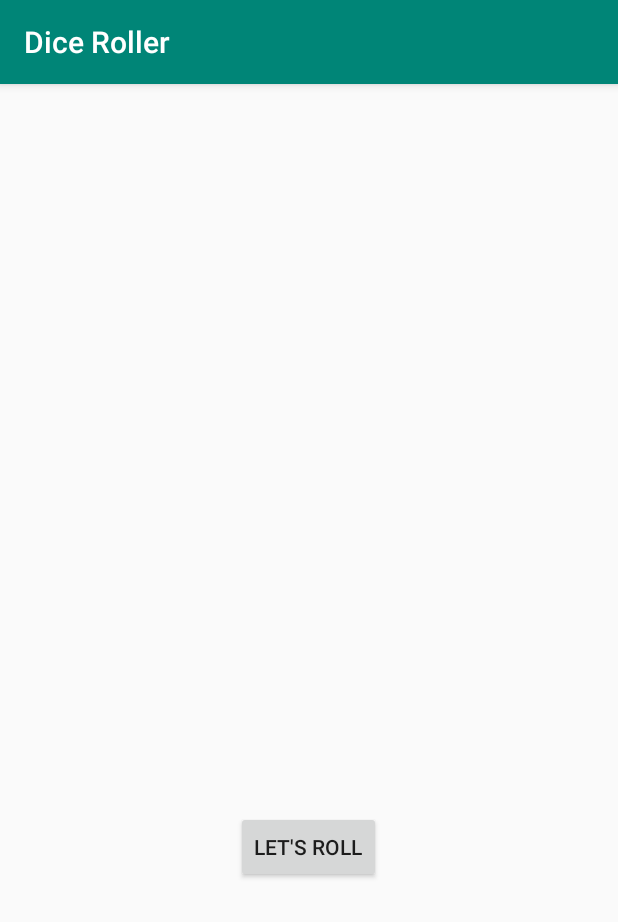
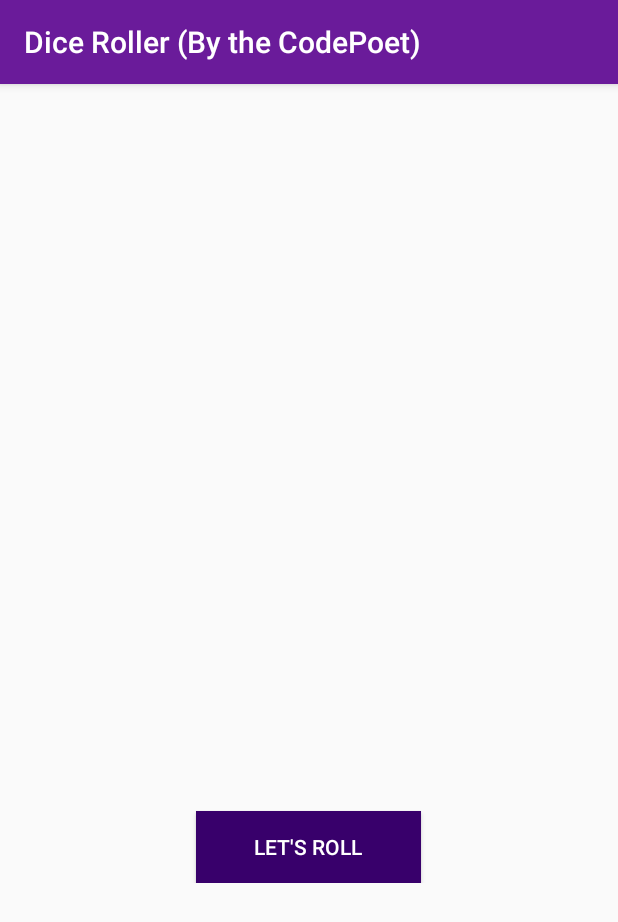
Before and after one commit to kiptechie/DiceRoller, an Android app: the screen it shows after launch (MainActivity), on a phone screen of 412 x 824 dp. Shown: the top 922 px of the screen. Run offline under Robolectric (Android 15) with nearby library versions, the phone set to English and light mode, and no system bars.

Commit message:
Few changes

```diff
--- a/app/src/main/res/drawable/button_default.xml
+++ b/app/src/main/res/drawable/button_default.xml
@@ -1,4 +1,7 @@
 <?xml version="1.0" encoding="utf-8"?>
 <selector xmlns:android="http://schemas.android.com/apk/res/android">
+    <item
+            android:background="@color/colorPrimary"
+        ></item>
 
 </selector>
--- a/app/src/main/res/drawable/button_focused.xml
+++ b/app/src/main/res/drawable/button_focused.xml
@@ -1,4 +1,8 @@
 <?xml version="1.0" encoding="utf-8"?>
 <selector xmlns:android="http://schemas.android.com/apk/res/android">
 
+    <item
+            android:background="@color/colorPrimaryDark"
+    ></item>
+
 </selector>
--- a/app/src/main/res/drawable/button_pressed.xml
+++ b/app/src/main/res/drawable/button_pressed.xml
@@ -1,4 +1,8 @@
 <?xml version="1.0" encoding="utf-8"?>
 <selector xmlns:android="http://schemas.android.com/apk/res/android">
 
+    <item
+            android:background="@color/colorPrimaryDark"
+    ></item>
+
 </selector>
--- a/app/src/main/res/drawable/custom_button.xml
+++ b/app/src/main/res/drawable/custom_button.xml
@@ -1,4 +1,8 @@
 <?xml version="1.0" encoding="utf-8"?>
 <selector xmlns:android="http://schemas.android.com/apk/res/android">
-
+    <item android:drawable="@drawable/button_pressed"
+          android:state_pressed="true" />
+    <item android:drawable="@drawable/button_focused"
+          android:state_focused="true" />
+    <item android:drawable="@drawable/button_default" />
 </selector>
--- a/app/src/main/res/drawable/dice_1.xml
+++ b/app/src/main/res/drawable/dice_1.xml
@@ -46,21 +46,21 @@
         android:fillColor="#f5f5f5"
         android:pathData="M400.14,464.73l-8.26,15.48l18.73,0l-10.47,-15.48z" />
     <path
-        android:fillColor="#78c257"
+        android:fillColor="#38006b"
         android:pathData="M397.45,297.62a16.9,28.71 97.07,1 0,4.16 -33.54a16.9,28.71 97.07,1 0,-4.16 33.54z" />
     <path
-        android:fillColor="#78c257"
+        android:fillColor="#6a1b9a"
         android:pathData="M297.17,539.02a30.12,16.11 53.82,1 0,26.01 -19.02a30.12,16.11 53.82,1 0,-26.01 19.02z" />
     <path
-        android:fillColor="#78c257"
+        android:fillColor="#6a1b9a"
         android:pathData="M161.96,588.24a30.12,16.11 53.82,1 0,26.01 -19.02a30.12,16.11 53.82,1 0,-26.01 19.02z" />
     <path
-        android:fillColor="#78c257"
+        android:fillColor="#6a1b9a"
         android:pathData="M551.15,579.45a30.12,16.11 126.18,1 0,35.56 -48.62a30.12,16.11 126.18,1 0,-35.56 48.62z" />
     <path
-        android:fillColor="#78c257"
+        android:fillColor="#6a1b9a"
         android:pathData="M469.12,549.58a30.12,16.11 126.18,1 0,35.56 -48.62a30.12,16.11 126.18,1 0,-35.56 48.62z" />
     <path
-        android:fillColor="#78c257"
+        android:fillColor="#6a1b9a"
         android:pathData="M633.17,609.29a30.12,16.11 126.18,1 0,35.56 -48.62a30.12,16.11 126.18,1 0,-35.56 48.62z" />
 </vector>
--- a/app/src/main/res/drawable/dice_2.xml
+++ b/app/src/main/res/drawable/dice_2.xml
@@ -46,21 +46,21 @@
         android:fillColor="#f5f5f5"
         android:pathData="M400.14,464.73l-8.26,15.48l18.73,0l-10.47,-15.48z" />
     <path
-        android:fillColor="#78c257"
+        android:fillColor="#38006b"
         android:pathData="M520.85,303.25a16.9,28.71 97.07,1 0,4.16 -33.54a16.9,28.71 97.07,1 0,-4.16 33.54z" />
     <path
-        android:fillColor="#78c257"
+        android:fillColor="#38006b"
         android:pathData="M273.33,291.99a16.9,28.71 97.07,1 0,4.16 -33.54a16.9,28.71 97.07,1 0,-4.16 33.54z" />
     <path
-        android:fillColor="#78c257"
+        android:fillColor="#6a1b9a"
         android:pathData="M229.56,563.64a30.12,16.11 53.82,1 0,26.01 -19.02a30.12,16.11 53.82,1 0,-26.01 19.02z" />
     <path
-        android:fillColor="#78c257"
+        android:fillColor="#6a1b9a"
         android:pathData="M311.58,533.77a30.12,16.11 53.82,1 0,26.01 -19.02a30.12,16.11 53.82,1 0,-26.01 19.02z" />
     <path
-        android:fillColor="#78c257"
+        android:fillColor="#6a1b9a"
         android:pathData="M147.54,593.49a30.12,16.11 53.82,1 0,26.01 -19.02a30.12,16.11 53.82,1 0,-26.01 19.02z" />
     <path
-        android:fillColor="#78c257"
+        android:fillColor="#6a1b9a"
         android:pathData="M551.15,579.45a30.12,16.11 126.18,1 0,35.56 -48.62a30.12,16.11 126.18,1 0,-35.56 48.62z" />
 </vector>
--- a/app/src/main/res/drawable/dice_3.xml
+++ b/app/src/main/res/drawable/dice_3.xml
@@ -46,21 +46,21 @@
         android:fillColor="#f5f5f5"
         android:pathData="M400.14,464.73l-8.26,15.48l18.73,0l-10.47,-15.48z" />
     <path
-        android:fillColor="#78c257"
+        android:fillColor="#38006b"
         android:pathData="M398.11,297.62a16.9,28.71 97.07,1 0,4.16 -33.54a16.9,28.71 97.07,1 0,-4.16 33.54z" />
     <path
-        android:fillColor="#78c257"
+        android:fillColor="#38006b"
         android:pathData="M548.27,304.46a16.9,28.71 97.07,1 0,4.16 -33.54a16.9,28.71 97.07,1 0,-4.16 33.54z" />
     <path
-        android:fillColor="#78c257"
+        android:fillColor="#38006b"
         android:pathData="M247.95,290.79a16.9,28.71 97.07,1 0,4.16 -33.54a16.9,28.71 97.07,1 0,-4.16 33.54z" />
     <path
-        android:fillColor="#78c257"
+        android:fillColor="#6a1b9a"
         android:pathData="M229.56,563.64a30.12,16.11 53.82,1 0,26.01 -19.02a30.12,16.11 53.82,1 0,-26.01 19.02z" />
     <path
-        android:fillColor="#78c257"
+        android:fillColor="#6a1b9a"
         android:pathData="M483.54,554.83a30.12,16.11 126.18,1 0,35.56 -48.62a30.12,16.11 126.18,1 0,-35.56 48.62z" />
     <path
-        android:fillColor="#78c257"
+        android:fillColor="#6a1b9a"
         android:pathData="M618.75,604.04a30.12,16.11 126.18,1 0,35.56 -48.62a30.12,16.11 126.18,1 0,-35.56 48.62z" />
 </vector>
--- a/app/src/main/res/drawable/dice_4.xml
+++ b/app/src/main/res/drawable/dice_4.xml
@@ -46,24 +46,24 @@
         android:fillColor="#f5f5f5"
         android:pathData="M400.14,464.73l-8.26,15.48l18.73,0l-10.47,-15.48z" />
     <path
-        android:fillColor="#78c257"
+        android:fillColor="#38006b"
         android:pathData="M530.08,303.65a16.9,28.71 97.07,1 0,4.16 -33.54a16.9,28.71 97.07,1 0,-4.16 33.54z" />
     <path
-        android:fillColor="#78c257"
+        android:fillColor="#38006b"
         android:pathData="M389.68,218.17a16.9,28.71 97.07,1 0,4.16 -33.54a16.9,28.71 97.07,1 0,-4.16 33.54z" />
     <path
-        android:fillColor="#78c257"
+        android:fillColor="#38006b"
         android:pathData="M405.35,377.09a16.9,28.71 97.07,1 0,4.16 -33.54a16.9,28.71 97.07,1 0,-4.16 33.54z" />
     <path
-        android:fillColor="#78c257"
+        android:fillColor="#38006b"
         android:pathData="M264.95,291.6a16.9,28.71 97.07,1 0,4.16 -33.54a16.9,28.71 97.07,1 0,-4.16 33.54z" />
     <path
-        android:fillColor="#78c257"
+        android:fillColor="#6a1b9a"
         android:pathData="M297.17,541.59a30.12,16.11 53.82,1 0,26.01 -19.02a30.12,16.11 53.82,1 0,-26.01 19.02z" />
     <path
-        android:fillColor="#78c257"
+        android:fillColor="#6a1b9a"
         android:pathData="M161.96,590.81a30.12,16.11 53.82,1 0,26.01 -19.02a30.12,16.11 53.82,1 0,-26.01 19.02z" />
     <path
-        android:fillColor="#78c257"
+        android:fillColor="#6a1b9a"
         android:pathData="M551.15,579.45a30.12,16.11 126.18,1 0,35.56 -48.62a30.12,16.11 126.18,1 0,-35.56 48.62z" />
 </vector>
--- a/app/src/main/res/drawable/dice_5.xml
+++ b/app/src/main/res/drawable/dice_5.xml
@@ -46,30 +46,30 @@
         android:fillColor="#f5f5f5"
         android:pathData="M400.14,464.73l-8.26,15.48l18.73,0l-10.47,-15.48z" />
     <path
-        android:fillColor="#78c257"
+        android:fillColor="#38006b"
         android:pathData="M397.05,297.63a16.9,28.71 97.07,1 0,4.16 -33.54a16.9,28.71 97.07,1 0,-4.16 33.54z" />
     <path
-        android:fillColor="#78c257"
+        android:fillColor="#38006b"
         android:pathData="M547.21,304.45a16.9,28.71 97.07,1 0,4.16 -33.54a16.9,28.71 97.07,1 0,-4.16 33.54z" />
     <path
-        android:fillColor="#78c257"
+        android:fillColor="#38006b"
         android:pathData="M388.17,207.62a16.9,28.71 97.07,1 0,4.16 -33.54a16.9,28.71 97.07,1 0,-4.16 33.54z" />
     <path
-        android:fillColor="#78c257"
+        android:fillColor="#38006b"
         android:pathData="M405.93,387.62a16.9,28.71 97.07,1 0,4.16 -33.54a16.9,28.71 97.07,1 0,-4.16 33.54z" />
     <path
-        android:fillColor="#78c257"
+        android:fillColor="#38006b"
         android:pathData="M246.89,290.79a16.9,28.71 97.07,1 0,4.16 -33.54a16.9,28.71 97.07,1 0,-4.16 33.54z" />
     <path
-        android:fillColor="#78c257"
+        android:fillColor="#6a1b9a"
         android:pathData="M229.56,563.64a30.12,16.11 53.82,1 0,26.01 -19.02a30.12,16.11 53.82,1 0,-26.01 19.02z" />
     <path
-        android:fillColor="#78c257"
+        android:fillColor="#6a1b9a"
         android:pathData="M551.15,579.45a30.12,16.11 126.18,1 0,35.56 -48.62a30.12,16.11 126.18,1 0,-35.56 48.62z" />
     <path
-        android:fillColor="#78c257"
+        android:fillColor="#6a1b9a"
         android:pathData="M469.12,549.58a30.12,16.11 126.18,1 0,35.56 -48.62a30.12,16.11 126.18,1 0,-35.56 48.62z" />
     <path
-        android:fillColor="#78c257"
+        android:fillColor="#6a1b9a"
         android:pathData="M633.17,609.29a30.12,16.11 126.18,1 0,35.56 -48.62a30.12,16.11 126.18,1 0,-35.56 48.62z" />
 </vector>
--- a/app/src/main/res/drawable/dice_6.xml
+++ b/app/src/main/res/drawable/dice_6.xml
@@ -46,36 +46,36 @@
         android:fillColor="#f5f5f5"
         android:pathData="M400.14,464.73l-8.26,15.48l18.73,0l-10.47,-15.48z" />
     <path
-        android:fillColor="#78c257"
+        android:fillColor="#38006b"
         android:pathData="M326.53,254.89a16.9,28.71 97.07,1 0,4.16 -33.54a16.9,28.71 97.07,1 0,-4.16 33.54z" />
     <path
-        android:fillColor="#78c257"
+        android:fillColor="#38006b"
         android:pathData="M537.57,298.78a16.9,28.71 97.07,1 0,4.16 -33.54a16.9,28.71 97.07,1 0,-4.16 33.54z" />
     <path
-        android:fillColor="#78c257"
+        android:fillColor="#38006b"
         android:pathData="M397.17,213.3a16.9,28.71 97.07,1 0,4.16 -33.54a16.9,28.71 97.07,1 0,-4.16 33.54z" />
     <path
-        android:fillColor="#78c257"
+        android:fillColor="#38006b"
         android:pathData="M396.31,381.95a16.9,28.71 97.07,1 0,4.16 -33.54a16.9,28.71 97.07,1 0,-4.16 33.54z" />
     <path
-        android:fillColor="#78c257"
+        android:fillColor="#38006b"
         android:pathData="M255.91,296.47a16.9,28.71 97.07,1 0,4.16 -33.54a16.9,28.71 97.07,1 0,-4.16 33.54z" />
     <path
-        android:fillColor="#78c257"
+        android:fillColor="#38006b"
         android:pathData="M466.93,340.37a16.9,28.71 97.07,1 0,4.16 -33.54a16.9,28.71 97.07,1 0,-4.16 33.54z" />
     <path
-        android:fillColor="#78c257"
+        android:fillColor="#6a1b9a"
         android:pathData="M230,563.64a30.12,16.11 53.82,1 0,26.01 -19.02a30.12,16.11 53.82,1 0,-26.01 19.02z" />
     <path
-        android:fillColor="#78c257"
+        android:fillColor="#6a1b9a"
         android:pathData="M312.02,533.78a30.12,16.11 53.82,1 0,26.01 -19.02a30.12,16.11 53.82,1 0,-26.01 19.02z" />
     <path
-        android:fillColor="#78c257"
+        android:fillColor="#6a1b9a"
         android:pathData="M147.96,593.48a30.12,16.11 53.82,1 0,26.01 -19.02a30.12,16.11 53.82,1 0,-26.01 19.02z" />
     <path
-        android:fillColor="#78c257"
+        android:fillColor="#6a1b9a"
         android:pathData="M483.54,554.83a30.12,16.11 126.18,1 0,35.56 -48.62a30.12,16.11 126.18,1 0,-35.56 48.62z" />
     <path
-        android:fillColor="#78c257"
+        android:fillColor="#6a1b9a"
         android:pathData="M618.75,604.04a30.12,16.11 126.18,1 0,35.56 -48.62a30.12,16.11 126.18,1 0,-35.56 48.62z" />
 </vector>
--- a/app/src/main/res/layout/activity_main.xml
+++ b/app/src/main/res/layout/activity_main.xml
@@ -18,9 +18,14 @@
     <Button
             android:id="@+id/roll_button"
             android:text="@string/roll"
-            android:layout_width="wrap_content"
+            android:layout_width="150dp"
             android:layout_height="match_parent"
             android:layout_gravity="center_horizontal|center_vertical"
+            android:background="@color/colorPrimaryDark"
+            android:textColor="@android:color/white"
+            android:layout_marginStart="80dp"
+            android:layout_marginEnd="80dp"
+
     />
 
 </LinearLayout>
--- a/app/src/main/res/values/colors.xml
+++ b/app/src/main/res/values/colors.xml
@@ -1,6 +1,7 @@
 <?xml version="1.0" encoding="utf-8"?>
 <resources>
-    <color name="colorPrimary">#008577</color>
-    <color name="colorPrimaryDark">#00574B</color>
+    <color name="colorPrimary">#6a1b9a</color>
+    <color name="colorPrimaryDark">#38006b</color>
+    <color name="colorPrimaryLight">#9c4dcc</color>
     <color name="colorAccent">#D81B60</color>
 </resources>
--- a/app/src/main/res/values/strings.xml
+++ b/app/src/main/res/values/strings.xml
@@ -1,4 +1,4 @@
 <resources>
-    <string name="app_name">Dice Roller</string>
-    <string name="roll">Roll</string>
+    <string name="app_name">Dice Roller (By the CodePoet)</string>
+    <string name="roll">Lets Roll</string>
 </resources>
```
